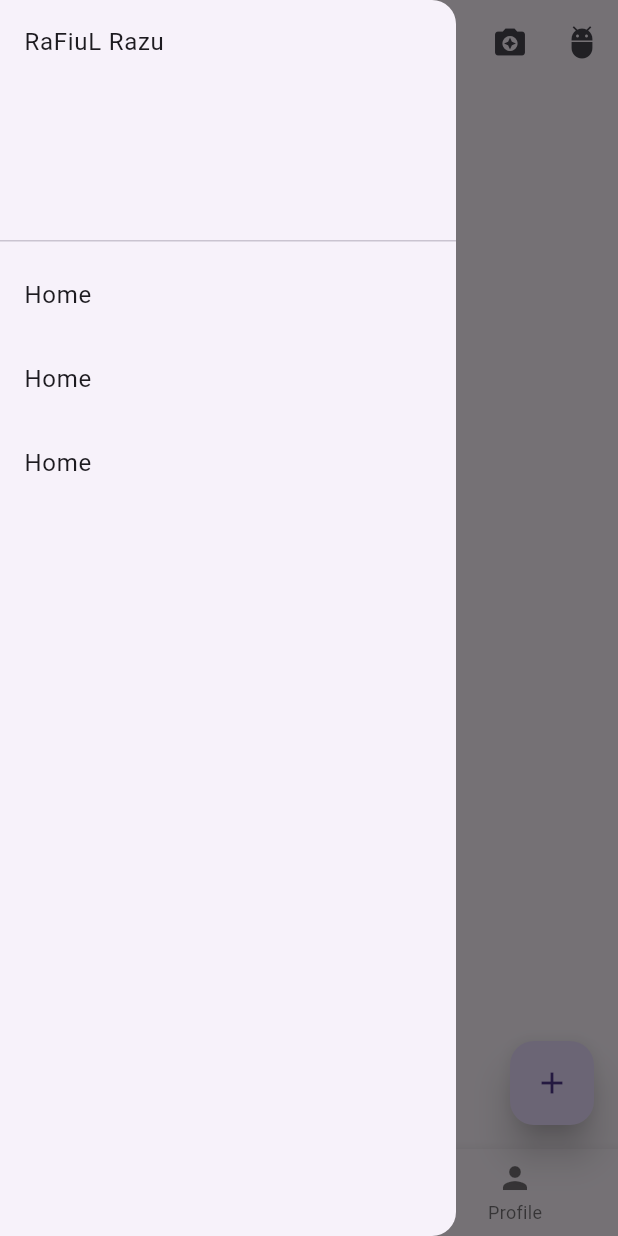
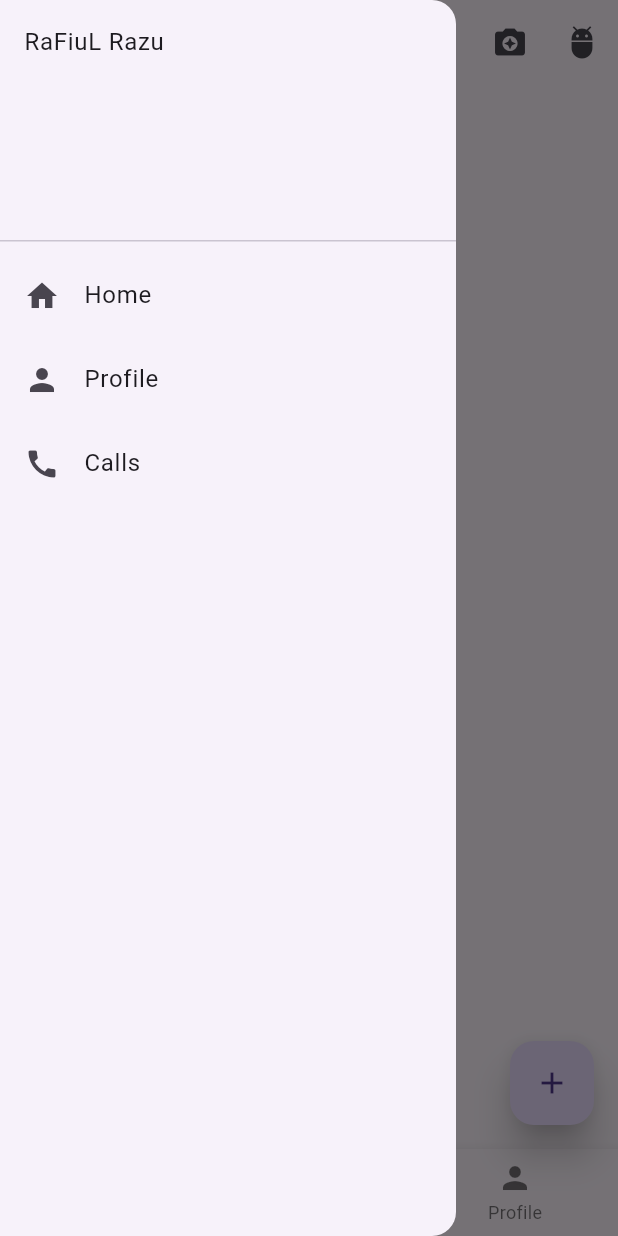
Before and after one commit to RaFiuL-RaZu/app_create, a Flutter app: the screen it shows after launch, with the side drawer open, on a phone screen of 412 x 824 dp. Run offline on Flutter 3.47's test engine with Material 3 defaults, Android fonts, the phone set to English and light mode, and no system bars.

Commit message:
first commit

```diff
--- a/lib/main.dart
+++ b/lib/main.dart
@@ -76,9 +76,9 @@ class HomeActivity extends StatelessWidget{
         child: ListView(
           children: [
             DrawerHeader(child: Text("RaFiuL Razu")),
-            ListTile(title: Text("Home")),
-            ListTile(title: Text("Home")),
-            ListTile(title: Text("Home")),
+            ListTile(title: Text("Home"),leading: Icon(Icons.home),),
+            ListTile(title: Text("Profile"),leading: Icon(Icons.person),),
+            ListTile(title: Text("Calls"),leading: Icon(Icons.call),),
           ],
         ),
       ),
```
